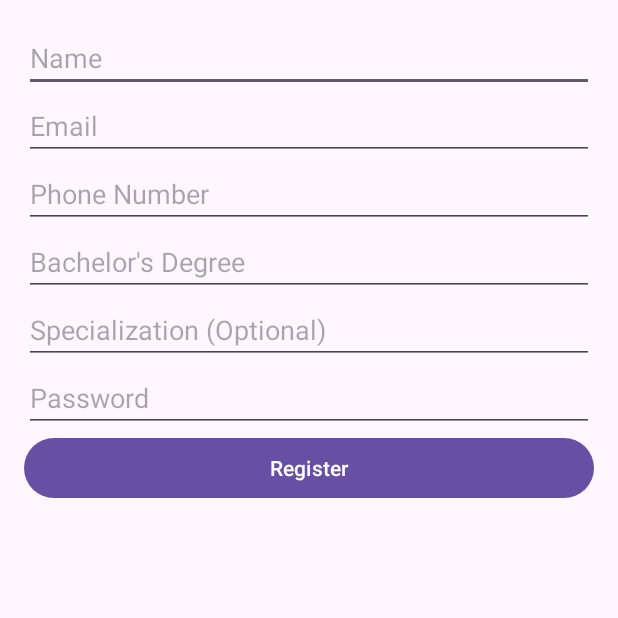
After one commit to prathamesh165744/findmydoctor1, an Android app: the activity_doctor_register screen opened directly, with no data from a screen before it, on a phone screen of 412 x 824 dp, the top half of it. The commit adds this screen. Run offline under Robolectric (Android 15) with nearby library versions, the phone set to English and light mode, and no system bars; our stand-ins replace Firebase (no records; nobody signed in at launch, a user with empty details on screens opened directly).

Commit message:
register and login complet

```diff
--- /dev/null
+++ b/app/src/main/java/com/example/findmydoctor1/activity_doctor_register.java
@@ -0,0 +1,84 @@
+package com.example.findmydoctor1;
+
+import android.content.Intent;
+import android.os.Bundle;
+import android.text.TextUtils;
+import android.util.Patterns;
+import android.view.View;
+import android.widget.Button;
+import android.widget.EditText;
+import android.widget.Toast;
+
+import androidx.annotation.NonNull;
+import androidx.appcompat.app.AppCompatActivity;
+
+import com.google.android.gms.tasks.OnCompleteListener;
+import com.google.android.gms.tasks.Task;
+import com.google.firebase.auth.AuthResult;
+import com.google.firebase.auth.FirebaseAuth;
+
+public class activity_doctor_register extends AppCompatActivity {
+
+    private EditText doctorName, doctorEmail, doctorPhone, doctorPassword;
+    private Button registerDoctor;
+    private FirebaseAuth mAuth;
+
+    @Override
+    protected void onCreate(Bundle savedInstanceState) {
+        super.onCreate(savedInstanceState);
+        setContentView(R.layout.activity_doctor_register);
+
+        // Initialize Firebase Auth
+        mAuth = FirebaseAuth.getInstance();
+
+        // Initialize views
+        doctorName = findViewById(R.id.doctor_name);
+        doctorEmail = findViewById(R.id.doctor_email);
+        doctorPhone = findViewById(R.id.doctor_phone);
+        doctorPassword = findViewById(R.id.doctor_password); // Ensure this field exists in your XML
+        registerDoctor = findViewById(R.id.register_doctor);
+
+        // Set click listener for the register button
+        registerDoctor.setOnClickListener(v -> registerDoctor());
+    }
+
+    private void registerDoctor() {
+        // Get input values
+        String name = doctorName.getText().toString().trim();
+        String email = doctorEmail.getText().toString().trim();
+        String phone = doctorPhone.getText().toString().trim();
+        String password = doctorPassword.getText().toString().trim();
+
+        // Validate inputs
+        if (TextUtils.isEmpty(name)) {
+            doctorName.setError("Name is required");
+            return;
+        }
+        if (TextUtils.isEmpty(email) || !Patterns.EMAIL_ADDRESS.matcher(email).matches()) {
+            doctorEmail.setError("Valid email is required");
+            return;
+        }
+        if (TextUtils.isEmpty(phone) || phone.length() < 10) {
+            doctorPhone.setError("Valid phone number is required");
+            return;
+        }
+        if (TextUtils.isEmpty(password) || password.length() < 6) {
+            doctorPassword.setError("Password must be at least 6 characters");
+            return;
+        }
+
+        // Create user with Firebase Authentication
+        mAuth.createUserWithEmailAndPassword(email, password)
+                .addOnCompleteListener(this, task -> {
+                    if (task.isSuccessful()) {
+                        // Registration successful
+                        Toast.makeText(activity_doctor_register.this, "Registration successful!", Toast.LENGTH_SHORT).show();
+                        startActivity(new Intent(activity_doctor_register.this, activity_doctor_login.class));
+                        finish();
+                    } else {
+                        // Registration failed
+                        Toast.makeText(activity_doctor_register.this, "Registration failed: " + task.getException().getMessage(), Toast.LENGTH_SHORT).show();
+                    }
+                });
+    }
+}
--- /dev/null
+++ b/app/src/main/res/layout/activity_doctor_register.xml
@@ -0,0 +1,56 @@
+<LinearLayout xmlns:android="http://schemas.android.com/apk/res/android"
+    android:layout_width="match_parent"
+    android:layout_height="match_parent"
+    android:orientation="vertical"
+    android:padding="16dp">
+
+    <EditText
+        android:id="@+id/doctor_name"
+        android:layout_width="match_parent"
+        android:layout_height="wrap_content"
+        android:hint="Name"
+        android:inputType="textPersonName" />
+
+    <EditText
+        android:id="@+id/doctor_email"
+        android:layout_width="match_parent"
+        android:layout_height="wrap_content"
+        android:hint="Email"
+        android:inputType="textEmailAddress" />
+
+    <EditText
+        android:id="@+id/doctor_phone"
+        android:layout_width="match_parent"
+        android:layout_height="wrap_content"
+        android:hint="Phone Number"
+        android:inputType="phone" />
+
+    <EditText
+        android:id="@+id/doctor_degree"
+        android:layout_width="match_parent"
+        android:layout_height="wrap_content"
+        android:hint="Bachelor's Degree"
+        android:inputType="text" />
+
+    <EditText
+        android:id="@+id/doctor_specialization"
+        android:layout_width="match_parent"
+        android:layout_height="wrap_content"
+        android:hint="Specialization (Optional)"
+        android:inputType="text" />
+
+    <!-- Added Password Field -->
+    <EditText
+        android:id="@+id/doctor_password"
+        android:layout_width="match_parent"
+        android:layout_height="wrap_content"
+        android:hint="Password"
+        android:inputType="textPassword" />
+
+    <Button
+        android:id="@+id/register_doctor"
+        android:layout_width="match_parent"
+        android:layout_height="wrap_content"
+        android:text="Register" />
+
+</LinearLayout>
```
Also changed, not shown: app/src/main/AndroidManifest.xml (+19 -1 lines), app/src/main/java/com/example/findmydoctor1/DoctorDashboardActivity.java (added, +14 -0 lines), app/src/main/java/com/example/findmydoctor1/MainActivity.java (+5 -2 lines), app/src/main/java/com/example/findmydoctor1/MainActivity2.java (+10 -10 lines), app/src/main/java/com/example/findmydoctor1/activity_doctor_login.java (added, +89 -0 lines), app/src/main/java/com/example/findmydoctor1/activity_patient_dashbord.java (added, +14 -0 lines), app/src/main/java/com/example/findmydoctor1/activity_patient_login.java (added, +107 -0 lines), app/src/main/java/com/example/findmydoctor1/activity_patient_register.java (added, +90 -0 lines), app/src/main/res/layout/activity_doctor_dashboard.xml (added, +9 -0 lines), app/src/main/res/layout/activity_doctor_login.xml (added, +46 -0 lines), app/src/main/res/layout/activity_patient_dashbord.xml (added, +9 -0 lines), app/src/main/res/layout/activity_patient_login.xml (added, +73 -0 lines), app/src/main/res/layout/activity_patient_register.xml (added, +48 -0 lines), app/src/main/res/values/strings.xml (+8 -0 lines).
